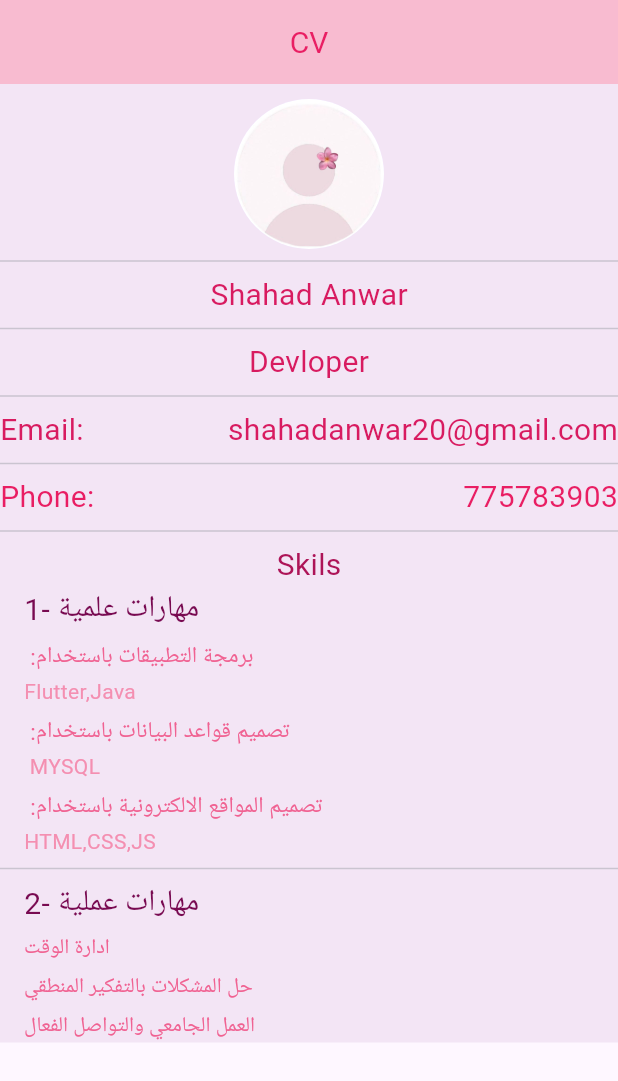
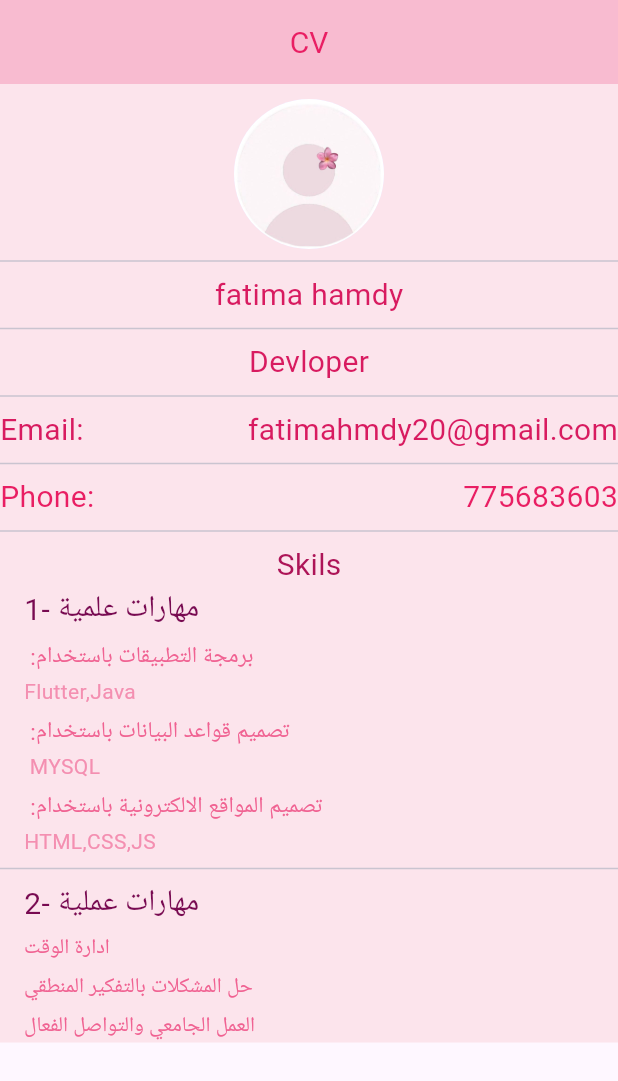
Before and after one commit to bahmydk082-eng/-fatima69, a Flutter app: the screen it shows after launch, on a phone screen of 412 x 824 dp. Shown: the top 1081 px of the screen. Run offline on Flutter 3.47's test engine with Material 3 defaults, Android fonts, the phone set to English and light mode, and no system bars.

Commit message:
Update main.dart

```diff
--- a/lib/main.dart
+++ b/lib/main.dart
@@ -21,7 +21,7 @@ class MyApp extends StatelessWidget {
          children: [
            Container(
              width: double.infinity,
-             color: Colors.purple.shade50,
+             color: Colors.pink.shade50,
              child: Column(
                children: [
                  SizedBox(height: 10,),
@@ -30,7 +30,7 @@ class MyApp extends StatelessWidget {
                    backgroundImage: Image.asset("image/img.png").image,
                  ),
                  Divider(),
-                Text('Shahad Anwar',style: TextStyle(color: Color(0xFFD81B60),fontSize: 20),),
+                Text('fatima hamdy',style: TextStyle(color: Color(0xFFD81B60),fontSize: 20),),
                  Divider(),
                  Text('Devloper',style: TextStyle(color: Color(0xFFD81B60),fontSize: 20),),
                  Divider(),
@@ -38,7 +38,7 @@ class MyApp extends StatelessWidget {
                    mainAxisAlignment: MainAxisAlignment.spaceBetween,
                    children: [
                      Text('Email:',style: TextStyle(color: Color(0xFFD81B60),fontSize: 20),),
-                     Text('shahadanwar20@gmail.com',style: TextStyle(color: Color(0xFFD81B60),fontSize: 20),),
+                     Text('fatimahmdy20@gmail.com',style: TextStyle(color: Color(0xFFD81B60),fontSize: 20),),
                    ],
                  ),
                  Divider(),
@@ -46,7 +46,7 @@ class MyApp extends StatelessWidget {
                    mainAxisAlignment: MainAxisAlignment.spaceBetween,
                    children: [
                      Text('Phone:',style: TextStyle(color: Colors.pink,fontSize: 20),),
-                     Text('775783903',style: TextStyle(color: Colors.pink,fontSize: 20),),
+                     Text('775683603',style: TextStyle(color: Colors.pink,fontSize: 20),),
                    ],
                  ),
                  Divider(),
```
